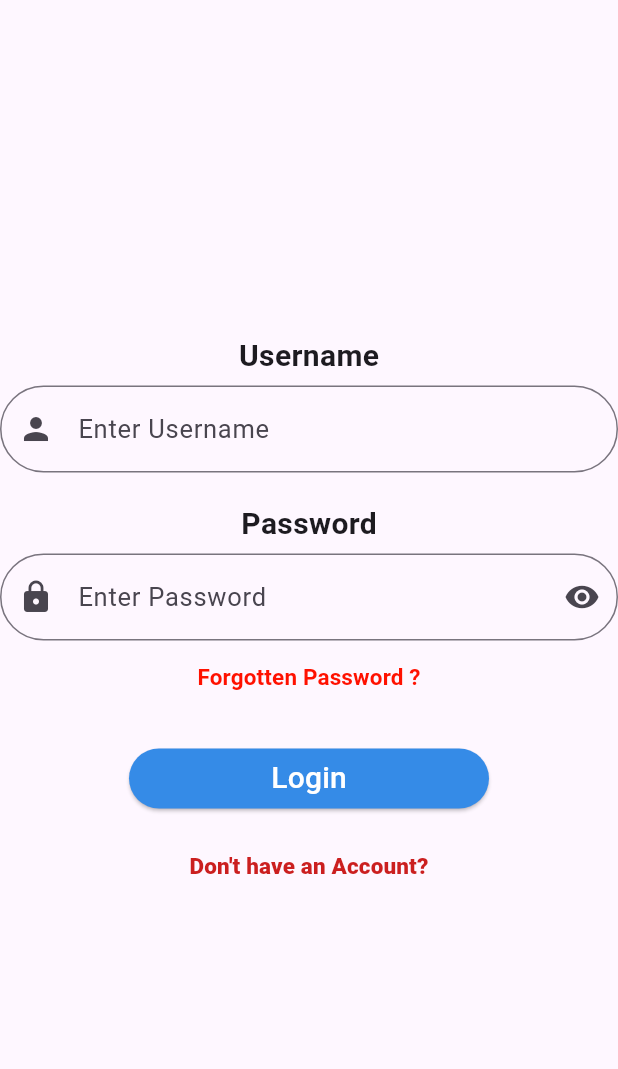
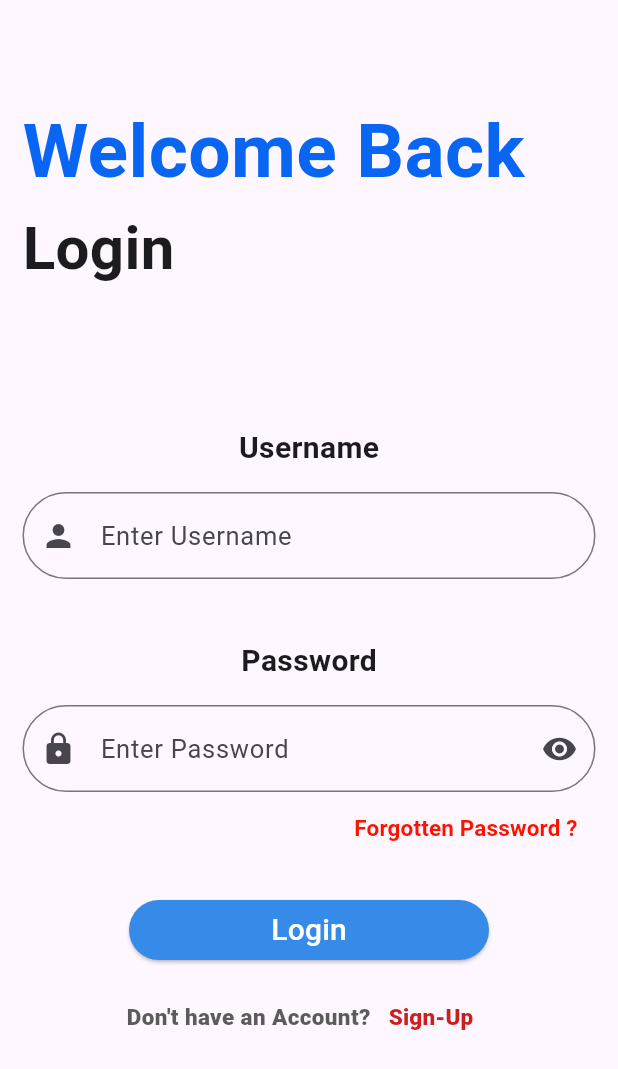
Before and after one commit to AnantKumarSingh26/epadhai, a Flutter app: the screen it shows after launch, on a phone screen of 412 x 824 dp. Shown: the top 1069 px of the screen. Run offline on Flutter 3.47's test engine with Material 3 defaults, Android fonts, the phone set to English and light mode, and no system bars.

Commit message:
Update in code login

```diff
--- a/estudy/lib/pages/login.dart
+++ b/estudy/lib/pages/login.dart
@@ -1,4 +1,5 @@
 import 'package:flutter/material.dart';
+import 'dart:async';
 
 class LoginPage extends StatelessWidget {
   const LoginPage({super.key});
@@ -7,18 +8,34 @@ class LoginPage extends StatelessWidget {
   Widget build(BuildContext context) {
     return SafeArea(
       child: Scaffold(
-        body: Container(
-
-          child: Center(
+        body: Padding(
+          padding: const EdgeInsets.all(15.0),
+          child: SingleChildScrollView(
             child: Column(
-              mainAxisAlignment: MainAxisAlignment.center,
+              mainAxisAlignment: MainAxisAlignment.start,
               children: [
+                SizedBox(
+                  height: 50,
+                ),
+                Align(
+                    alignment: Alignment.centerLeft,
+                    child: ColorChangingText()),
+                Align(
+                  alignment: Alignment.centerLeft,
+                  child: Text(
+                    'Login',
+                    style: TextStyle(fontSize: 40, fontWeight: FontWeight.bold),
+                  ),
+                ),
+                SizedBox(
+                  height: 90,
+                ),
                 Text(
                   'Username',
                   style: TextStyle(fontSize: 20, fontWeight: FontWeight.bold),
                 ),
                 SizedBox(
-                  height: 5,
+                  height: 15,
                 ),
                 TextField(
                   decoration: InputDecoration(
@@ -34,19 +51,21 @@ class LoginPage extends StatelessWidget {
                   ),
                 ),
                 SizedBox(
-                  height: 20,
+                  height: 40,
                 ),
                 Text(
                   'Password',
                   style: TextStyle(fontSize: 20, fontWeight: FontWeight.bold),
                 ),
                 SizedBox(
-                  height: 5,
+                  height: 15,
                 ),
                 PasswordField(), //Calling Stateful Password
-                TextButton(
+                Align(
+                  alignment: Alignment.centerRight,
+                  child: TextButton(
                       onPressed: () {
-                      print('forget button');
+                        // print('forget button');
                       },
                       child: const Text(
                         'Forgotten Password ?',
@@ -55,6 +74,7 @@ class LoginPage extends StatelessWidget {
                             fontWeight: FontWeight.bold,
                             color: Color.fromARGB(255, 255, 17, 0)),
                       )),
+                ),
                 SizedBox(height: 20),
                 SizedBox(
                   width: 240,
@@ -75,10 +95,20 @@ class LoginPage extends StatelessWidget {
                 SizedBox(
                   height: 10,
                 ),
+                Row(
+                  mainAxisAlignment: MainAxisAlignment.center,
+                  children: [
+                    Text(
+                      'Don\'t have an Account?',
+                      style: TextStyle(
+                          fontSize: 15,
+                          fontWeight: FontWeight.w900,
+                          color: const Color.fromARGB(206, 53, 53, 54)),
+                    ),
                     TextButton(
                       onPressed: () {},
                       child: Text(
-                    'Don\'t have an Account?',
+                        'Sign-Up',
                         style: TextStyle(
                             fontSize: 15,
                             fontWeight: FontWeight.w900,
@@ -87,12 +117,16 @@ class LoginPage extends StatelessWidget {
                     )
                   ],
                 ),
+              ],
+            ),
           ),
         ),
       ),
     );
   }
 }
+
+//Making Password Field Statefull
 
 class PasswordField extends StatefulWidget {
   const PasswordField({super.key});
@@ -129,3 +163,46 @@ class _PasswordFieldState extends State<PasswordField> {
     );
   }
 }
+
+// Creating a separate StatefulWidget for the welcome text
+class ColorChangingText extends StatefulWidget {
+  const ColorChangingText({super.key});
+
+  @override
+  State<ColorChangingText> createState() => _ColorChangingTextState();
+}
+
+class _ColorChangingTextState extends State<ColorChangingText> {
+  bool isBlack = true;
+  late Timer _timer;
+
+  @override
+  void initState() {
+    super.initState();
+    _timer = Timer.periodic(Duration(seconds: 1), (timer) {
+      setState(() {
+        isBlack = !isBlack;
+      });
+    });
+  }
+
+  @override
+  void dispose() {
+    _timer.cancel();
+    super.dispose();
+  }
+
+  @override
+  Widget build(BuildContext context) {
+    return Text(
+      'Welcome Back',
+      style: TextStyle(
+        fontSize: 50,
+        fontWeight: FontWeight.bold,
+        color: isBlack
+            ? const Color.fromARGB(255, 255, 78, 14)
+            : const Color.fromARGB(255, 8, 102, 243),
+      ),
+    );
+  }
+}
```
Lines whose indentation alone changed are shown as unchanged.
